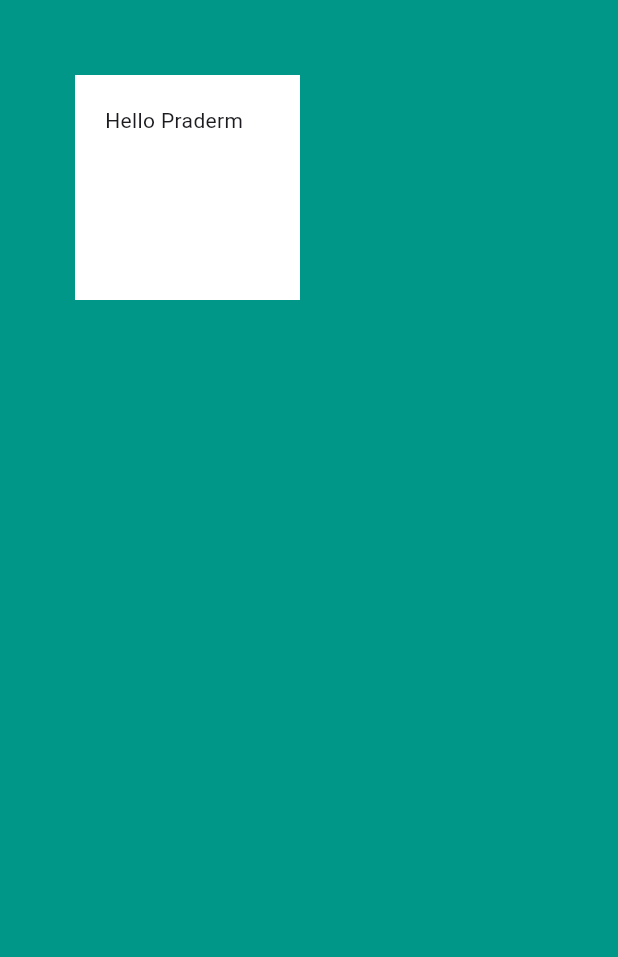
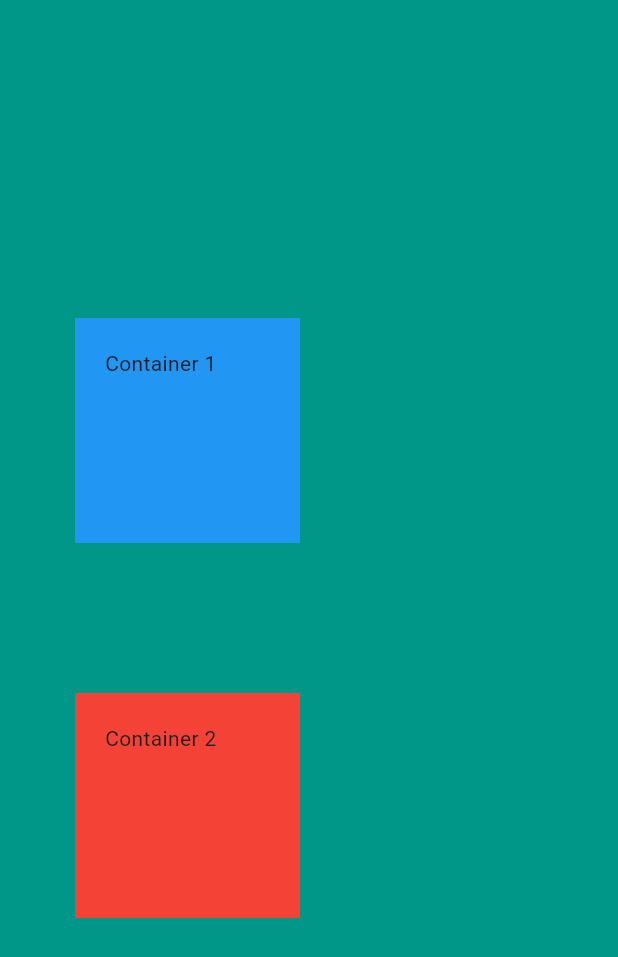
Before and after one commit to PradermN/My-Card, a Flutter app: the screen it shows after launch, on a phone screen of 412 x 824 dp. Shown: the top 957 px of the screen. Run offline on Flutter 3.47's test engine with Material 3 defaults, Android fonts, the phone set to English and light mode, and no system bars.

Commit message:
multi layout widget column

```diff
--- a/lib/main.dart
+++ b/lib/main.dart
@@ -13,15 +13,28 @@ class MyApp extends StatelessWidget {
       home: Scaffold(
         backgroundColor: Colors.teal,
         body: SafeArea(
-          child: Container(
-            height: 150.0,
-            width: 150.0,
-            margin: EdgeInsets.all( 50.0 ),
-            padding: EdgeInsets.all( 20.0 ),
-            color: Colors.white,
-            child: Text('Hello Praderm'),
+          child: Column(
+            mainAxisAlignment: MainAxisAlignment.center,
+            children: <Widget>[
+              Container(
+                height: 150.0,
+                width: 150.0,
+                margin: EdgeInsets.all(50.0),
+                padding: EdgeInsets.all(20.0),
+                color: Colors.blue,
+                child: Text('Container 1'),
+              ),
+              Container(
+                height: 150.0,
+                width: 150.0,
+                margin: EdgeInsets.all(50.0),
+                padding: EdgeInsets.all(20.0),
+                color: Colors.red,
+                child: Text('Container 2'),
+              ),
+            ],
           ),
-        )
+        ),
       ),
     );
   }
```
